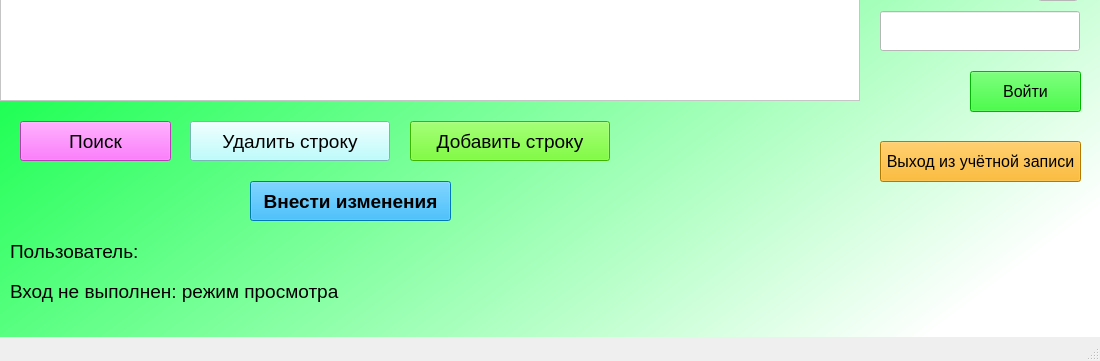
Above: simple_design.ui from EfimTishkovski/Draw_storage before the change; both pictures show x 0 to 1100 and y 439 to 800 of the 1100 by 800 pixel window. Below: the same form after it.
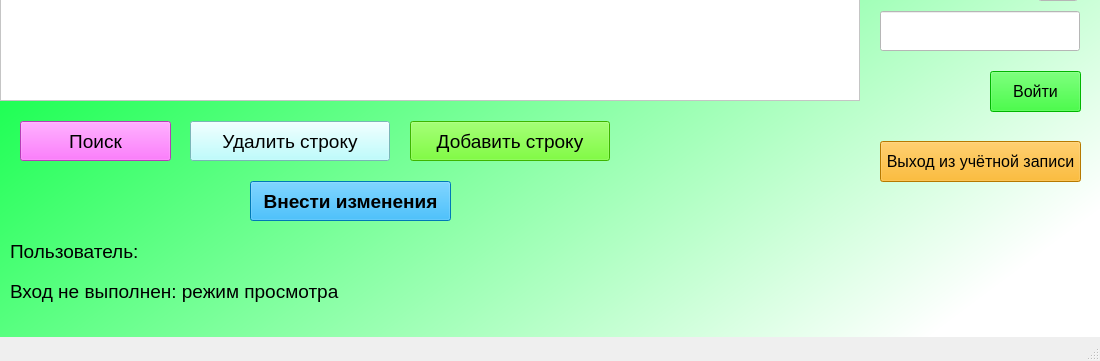
That is the form after the change. Icons and pictures are not drawn.

Commit message: Дизайн подкорректирован

```diff
--- a/simple_design.ui
+++ b/simple_design.ui
@@ -179,7 +179,7 @@
      <rect>
       <x>10</x>
       <y>710</y>
-      <width>391</width>
+      <width>461</width>
       <height>41</height>
      </rect>
     </property>
@@ -375,9 +375,9 @@
    <widget class="QPushButton" name="input_button">
     <property name="geometry">
      <rect>
-      <x>970</x>
+      <x>990</x>
       <y>510</y>
-      <width>111</width>
+      <width>91</width>
       <height>41</height>
      </rect>
     </property>
```
